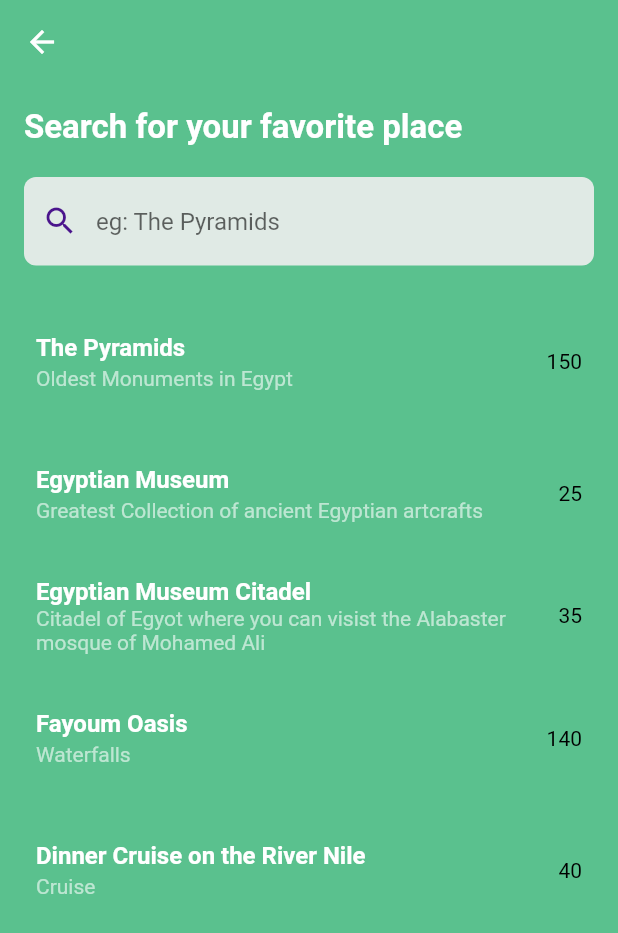
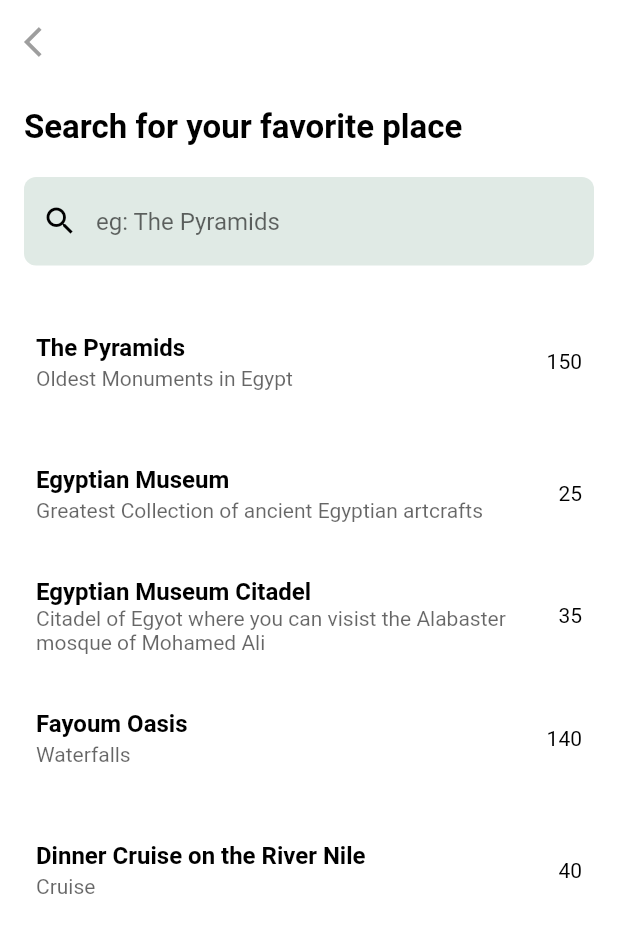
Before and after one commit to nathaliesameh26/DiscoverEgypt, a Flutter app: the SearchPage screen opened by its route, on a phone screen of 412 x 824 dp. Shown: the top 933 px of the screen. Run offline on Flutter 3.47's test engine with Material 2 defaults, Android fonts, the phone set to English and light mode, and no system bars.

Commit message:
update search place

```diff
--- a/mobileapplication/lib/Searchplaces.dart
+++ b/mobileapplication/lib/Searchplaces.dart
@@ -4,7 +4,6 @@ import 'package:mobileapplication/places_model.dart';
 
 class SearchPage extends StatefulWidget {
   const SearchPage({Key? key}) : super(key: key);
-  // TODO: implement SearchPage
 
   @override
   State<SearchPage> createState() => _SearchPageState();
@@ -13,6 +12,7 @@ class SearchPage extends StatefulWidget {
 class _SearchPageState extends State<SearchPage> {
 //we are going to create a dummy list of places
 // our own list for now.
+
   static List<PlacesModel> places_list = [
     PlacesModel('The Pyramids', 'Giza', 'Oldest Monuments in Egypt', 150),
     PlacesModel('Egyptian Museum ', 'Cairo',
@@ -44,50 +44,55 @@ class _SearchPageState extends State<SearchPage> {
   @override
   Widget build(BuildContext context) {
     return Scaffold(
-      backgroundColor: Color(0xff5ac18e),
+      backgroundColor: Color.fromARGB(255, 255, 255, 255),
       appBar: AppBar(
-        backgroundColor: Color(0xff5ac18e),
+        title: const Text(''), // You can add title here
+        leading: IconButton(
+          icon: const Icon(Icons.arrow_back_ios, color: Colors.grey),
+          onPressed: () => Navigator.of(context).pop(''),
+        ),
+        backgroundColor: Color.fromARGB(255, 255, 255, 255),
         elevation: 0.0,
       ),
       body: Padding(
-        padding: EdgeInsets.all(16),
+        padding: const EdgeInsets.all(16),
         child: Column(
           mainAxisAlignment: MainAxisAlignment.start,
           crossAxisAlignment: CrossAxisAlignment.start,
           children: [
-            Text(
+            const Text(
               "Search for your favorite place",
               style: TextStyle(
-                color: Colors.white,
+                color: Color.fromARGB(255, 0, 0, 0),
                 fontSize: 22.0,
                 fontWeight: FontWeight.bold,
               ),
             ),
-            SizedBox(
+            const SizedBox(
               height: 20.0,
             ),
             TextField(
               onChanged: (value) => updateList(value),
-              style: TextStyle(color: Colors.white),
+              style: const TextStyle(color: Colors.white),
               decoration: InputDecoration(
                 filled: true,
-                fillColor: Color.fromARGB(255, 224, 234, 229),
+                fillColor: const Color.fromARGB(255, 224, 234, 229),
                 border: OutlineInputBorder(
                   borderRadius: BorderRadius.circular(8.0),
                   borderSide: BorderSide.none,
                 ),
                 hintText: "eg: The Pyramids",
-                prefixIcon: Icon(Icons.search),
-                prefixIconColor: Colors.purple.shade900,
+                prefixIcon: const Icon(Icons.search),
+                prefixIconColor: Color.fromARGB(255, 0, 0, 0),
               ),
             ),
-            SizedBox(
+            const SizedBox(
               height: 20.0,
             ),
             Expanded(
               // create a function display a text in case we don't get research
-              child: display_list.length == 0
-                  ? Center(
+              child: display_list.isEmpty
+                  ? const Center(
                       child: Text(
                       "Now Results found",
                       style: TextStyle(
@@ -100,19 +105,20 @@ class _SearchPageState extends State<SearchPage> {
                       //child: ListView.builder(
                       itemCount: display_list.length,
                       itemBuilder: (context, index) => ListTile(
-                            contentPadding: EdgeInsets.all(8.0),
+                            contentPadding: const EdgeInsets.all(8.0),
                             title: Text(display_list[index].name!,
-                                style: TextStyle(
-                                  color: Colors.white,
+                                style: const TextStyle(
+                                  color: Color.fromARGB(255, 0, 0, 0),
                                   fontWeight: FontWeight.bold,
                                 )),
                             subtitle: Text(
                               '${display_list[index].description!}',
-                              style: TextStyle(color: Colors.white60),
+                              style: TextStyle(
+                                  color: Color.fromARGB(153, 0, 0, 0)),
                             ),
                             trailing: Text(
                               "${display_list[index].price}",
-                              style: TextStyle(color: Colors.black),
+                              style: const TextStyle(color: Colors.black),
                             ),
                             // leading: Image.network(display_list[index].),
                           )),
```
